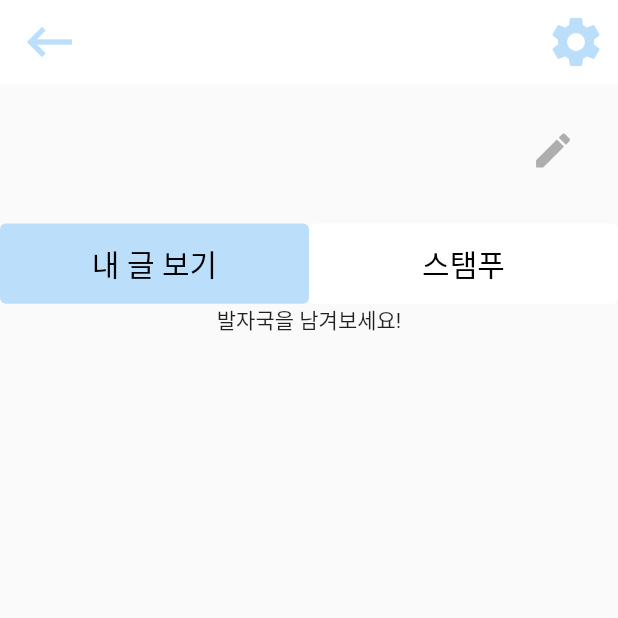
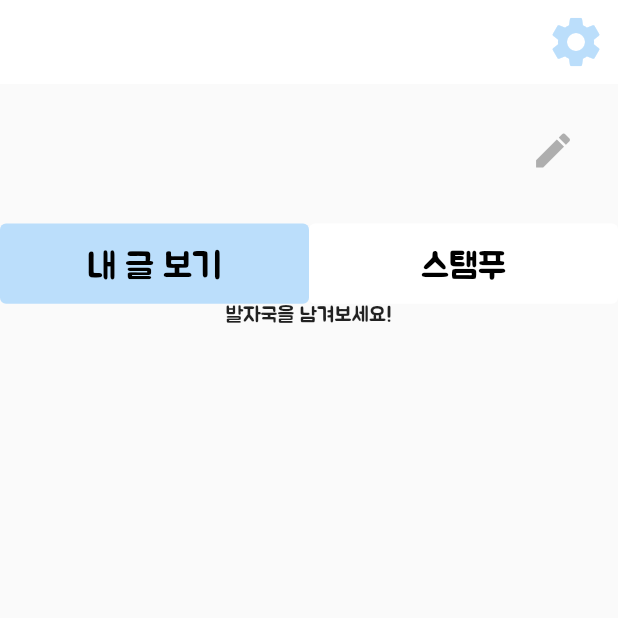
Before and after one commit to jibstring/footp, a Flutter app: the MyHompageState screen opened directly, on a phone screen of 412 x 824 dp, the top half of it. Run offline on Flutter 3.47's test engine with Material 2 defaults, Android fonts, the phone set to English and light mode, and no system bars; our stand-ins replace banner_carousel, dio, file_picker, flutter_secure_storage, fluttertoast, geolocator and 5 more; missing offline and left inert: android_intent_plus, log_print, naver_map_plugin, scaled_list, stomp_dart_client; accounts and stored records are empty; network calls fail.

Commit message:
[FE/chageFont] 🛠️fix : 폰트변경완료

```diff
--- a/app_footp/lib/components/mainMap/gatherList.dart
+++ b/app_footp/lib/components/mainMap/gatherList.dart
@@ -195,8 +195,8 @@ class _gatherListState extends State<gatherList> {
                   else if(index==1){
                     return Container(
                       color:Colors.white,
-                        height: 50,
-                         padding: EdgeInsets.fromLTRB(10, 5, 10, 5),
+                        height: 65,
+                         padding: EdgeInsets.fromLTRB(10, 10, 10, 15),
 
                         child: ListView.builder(
                           scrollDirection: Axis.horizontal,
@@ -232,7 +232,7 @@ class _gatherListState extends State<gatherList> {
                                       });
                                     },
                                     child: Text("# ${category[index]}",style: const TextStyle(
-                                      fontSize: 15,
+                                      fontSize: 18,
                                       fontWeight: FontWeight.w500,
                                       color: Colors.black)),
                                   ),
--- a/app_footp/lib/main.dart
+++ b/app_footp/lib/main.dart
@@ -15,6 +15,7 @@ class MyApp extends StatelessWidget {
   Notice mainNotice = notice.notice;
   Widget build(BuildContext context) {
     return MaterialApp(
+      theme: ThemeData(fontFamily: 'footp'),
       debugShowCheckedModeBanner: false,
       home: MainMap(),
     );
--- a/app_footp/lib/mainMap.dart
+++ b/app_footp/lib/mainMap.dart
@@ -463,6 +463,7 @@ class MainMap extends StatelessWidget {
       debugShowCheckedModeBanner: false,
       theme: ThemeData(
         primarySwatch: Colors.blue,
+        fontFamily: 'footp'
       ),
       home: const MyHomePage(title: 'Footp Main Page'),
     );
--- a/app_footp/lib/newmyPage.dart
+++ b/app_footp/lib/newmyPage.dart
@@ -17,6 +17,7 @@ class newMyPage extends StatelessWidget {
   Widget build(BuildContext context) {
     return MaterialApp(
       title: 'newMyPage',
+      theme: ThemeData(fontFamily: 'footp'),
       debugShowCheckedModeBanner: false,
       home: const MyHompageState(),
     );
@@ -71,17 +72,17 @@ class _MyHompageStateState extends State<MyHompageState> {
       appBar: AppBar(
           backgroundColor: Colors.white,
           elevation: 0,
-          leading: IconButton(
-            icon: Icon(
-              Icons.keyboard_backspace,
-              color: Colors.blue[100],
-              size: 40,
-            ),
-            padding: const EdgeInsets.fromLTRB(10, 0, 0, 0),
-            onPressed: () {
-              Navigator.of(context).pop();
-            },
-          ),
+          // leading: IconButton(
+          //   icon: Icon(
+          //     Icons.keyboard_backspace,
+          //     color: Colors.blue[100],
+          //     size: 40,
+          //   ),
+          //   padding: const EdgeInsets.fromLTRB(10, 0, 0, 0),
+          //   onPressed: () {
+          //     Navigator.of(context).pop();
+          //   },
+          // ),
           actions: [
             IconButton(
               icon: Icon(
@@ -113,7 +114,7 @@ class _MyHompageStateState extends State<MyHompageState> {
                 width: MediaQuery.of(context).size.width * 0.8,
                 child: Text(
                   '${controller.userinfo["userNickname"]}',
-                  style: TextStyle(fontSize: 30),
+                  style: TextStyle(fontSize: 32),
                 ),
               ),
               IconButton(
@@ -154,7 +155,7 @@ class _MyHompageStateState extends State<MyHompageState> {
                       },
                       child: Text(
                         "내 글 보기",
-                        style: TextStyle(color: Colors.black, fontSize: 20),
+                        style: TextStyle(color: Colors.black, fontSize: 24),
                       )),
                 ),
                 SizedBox(
@@ -173,7 +174,7 @@ class _MyHompageStateState extends State<MyHompageState> {
                       },
                       child: Text(
                         "스탬푸",
-                        style: TextStyle(color: Colors.black, fontSize: 20),
+                        style: TextStyle(color: Colors.black, fontSize: 24),
                       )),
                 ),
               ],
```
Also changed, not shown: app_footp/lib/components/msgFoot/eventFoot.dart (+13 -13 lines), app_footp/lib/components/msgFoot/normalFoot.dart (+10 -10 lines), app_footp/lib/signIn.dart (+8 -5 lines).
